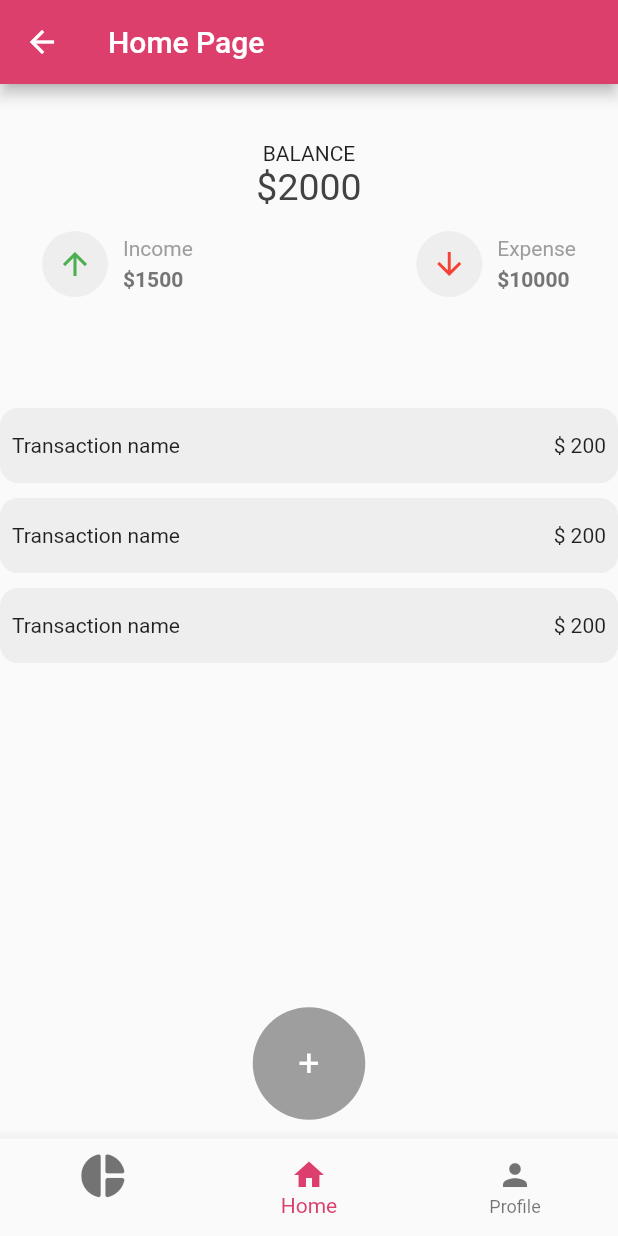
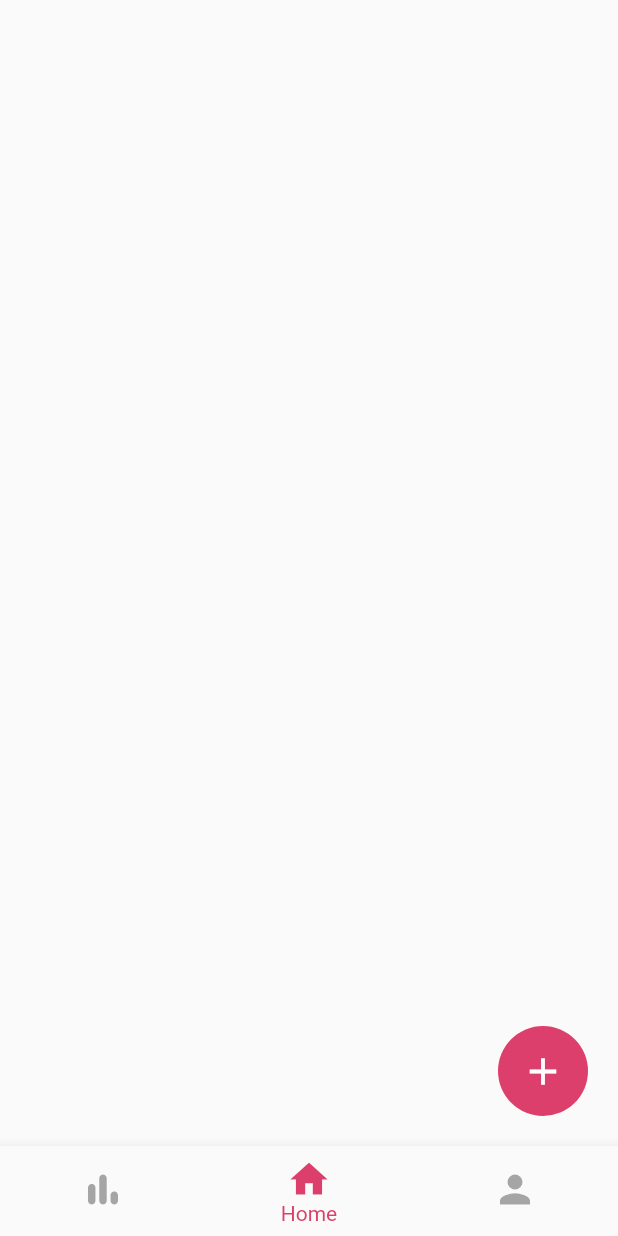
Before and after one commit to bikraj2/Kharcha, a Flutter app: the HomeScreen screen opened directly, item 2 of the bottom bar chosen, on a phone screen of 412 x 824 dp. Run offline on Flutter 3.47's test engine with Material 2 defaults, Android fonts, the phone set to English and light mode, and no system bars; our stand-ins replace dio, fluttertoast.

Commit message:
worked on home screen

```diff
--- a/lib/screens/hero_dialog_route.dart
+++ /dev/null
@@ -1,48 +0,0 @@
-import 'package:flutter/material.dart';
-
-/// {@template hero_dialog_route}
-/// Custom [PageRoute] that creates an overlay dialog (popup effect).
-///
-/// Best used with a [Hero] animation.
-/// {@endtemplate}
-class HeroDialogRoute<T> extends PageRoute<T> {
-  /// {@macro hero_dialog_route}
-  HeroDialogRoute({
-    required WidgetBuilder builder,
-    required RouteSettings settings,
-    bool fullscreenDialog = false,
-  })  : _builder = builder,
-        super(settings: settings, fullscreenDialog: fullscreenDialog);
-
-  final WidgetBuilder _builder;
-
-  @override
-  bool get opaque => false;
-
-  @override
-  bool get barrierDismissible => true;
-
-  @override
-  Duration get transitionDuration => const Duration(milliseconds: 300);
-
-  @override
-  bool get maintainState => true;
-
-  @override
-  Color get barrierColor => Colors.black54;
-
-  @override
-  Widget buildTransitions(BuildContext context, Animation<double> animation,
-      Animation<double> secondaryAnimation, Widget child) {
-    return child;
-  }
-
-  @override
-  Widget buildPage(BuildContext context, Animation<double> animation,
-      Animation<double> secondaryAnimation) {
-    return _builder(context);
-  }
-
-  @override
-  String get barrierLabel => 'Popup dialog open';
-}
--- a/lib/screens/home_page.dart
+++ /dev/null
@@ -1,154 +0,0 @@
-import 'package:demo2/screens/top_card.dart';
-import 'package:flutter/material.dart';
-import 'package:pie_chart/pie_chart.dart';
-
-import '../theme/theme.dart';
-
-class HomeScreen extends StatefulWidget {
-  HomeScreen({Key? key}) : super(key: key);
-  @override
-  State<HomeScreen> createState() => _HomeScreenState();
-}
-
-class _HomeScreenState extends State<HomeScreen> {
-  int _currentIndex = 0;
-  final tabs = [
-    const Center(
-      child: Text('Graphs'),
-    ),
-    Column(children: [
-      SizedBox(
-        height: 10,
-      ),
-      TopNewCard(),
-      Expanded(
-          child: Container(
-        child: Center(
-            child: Column(
-          children: [
-            SizedBox(
-              height: 10,
-            ),
-            ClipRRect(
-                borderRadius: BorderRadius.circular(12),
-                child: Container(
-                  padding: EdgeInsets.all(8),
-                  color: Colors.grey[200],
-                  height: 50,
-                  child: Center(
-                      child: Row(
-                    mainAxisAlignment: MainAxisAlignment.spaceBetween,
-                    children: [
-                      Text('Transaction name'),
-                      Text('\$ 200'),
-                    ],
-                  )),
-                )),
-            SizedBox(
-              height: 10,
-            ),
-            ClipRRect(
-                borderRadius: BorderRadius.circular(12),
-                child: Container(
-                  padding: EdgeInsets.all(8),
-                  color: Colors.grey[200],
-                  height: 50,
-                  child: Center(
-                      child: Row(
-                    mainAxisAlignment: MainAxisAlignment.spaceBetween,
-                    children: [
-                      Text('Transaction name'),
-                      Text('\$ 200'),
-                    ],
-                  )),
-                )),
-            SizedBox(
-              height: 10,
-            ),
-            ClipRRect(
-                borderRadius: BorderRadius.circular(12),
-                child: Container(
-                  padding: EdgeInsets.all(8),
-                  color: Colors.grey[200],
-                  height: 50,
-                  child: Center(
-                      child: Row(
-                    mainAxisAlignment: MainAxisAlignment.spaceBetween,
-                    children: [
-                      Text('Transaction name'),
-                      Text('\$ 200'),
-                    ],
-                  )),
-                ))
-          ],
-        )),
-      )),
-      Container(
-          height: 100,
-          child: Center(
-              child: Container(
-                  padding: EdgeInsets.all(10),
-                  alignment: Alignment.bottomCenter,
-                  height: 75,
-                  width: 75,
-                  decoration: BoxDecoration(
-                    color: Colors.grey[500],
-                    shape: BoxShape.circle,
-                  ),
-                  child: Center(
-                    child: Text(
-                      '+',
-                      style: TextStyle(color: Colors.white, fontSize: 25),
-                    ),
-                  )))),
-    ]),
-    Center(
-        child: Column(
-      children: [
-        Container(
-          color: AppTheme.colors.tertiarycolor,
-          padding: const EdgeInsets.all(10),
-          child: const Image(
-            image: AssetImage("assetss/images/profile.png"),
-          ),
-        ),
-      ],
-    )),
-  ];
-  @override
-  Widget build(BuildContext context) {
-    return Scaffold(
-      appBar: AppBar(
-        title: const Text("Home Page"),
-      ),
-      body: tabs[_currentIndex],
-      bottomNavigationBar: BottomNavigationBar(
-        currentIndex: _currentIndex,
-        showSelectedLabels: true,
-        showUnselectedLabels: true,
-        items: const [
-          BottomNavigationBarItem(
-            icon: Icon(
-              Icons.pie_chart_rounded,
-              size: 35,
-            ),
-            label: '',
-          ),
-          BottomNavigationBarItem(
-            icon: Icon(Icons.home),
-            label: 'Home',
-          ),
-          BottomNavigationBarItem(
-            icon: Icon(Icons.person),
-            label: 'Profile',
-          ),
-        ],
-        onTap: (index) {
-          setState(() {
-            _currentIndex = index;
-          });
-        },
-      ),
-    );
-  }
-}
--- /dev/null
+++ b/lib/screens/home_screen.dart
@@ -0,0 +1,48 @@
+import 'package:demo2/screens/pages/graphs_page.dart';
+import 'package:demo2/screens/pages/home_page.dart';
+import 'package:demo2/screens/pages/profile_page.dart';
+import 'package:demo2/theme/theme.dart';
+import 'package:flutter/material.dart';
+import 'pages/home_page.dart';
+
+class HomeScreen extends StatefulWidget {
+  const HomeScreen({Key? key}) : super(key: key);
+
+  @override
+  _HomeScreenState createState() => _HomeScreenState();
+}
+
+class _HomeScreenState extends State<HomeScreen> {
+  int currentIndex = 0;
+  final screens = [const GraphsPage(), const HomePage(), const ProfilePage()];
+  @override
+  Widget build(BuildContext context) => Scaffold(
+        body: screens[currentIndex],
+        bottomNavigationBar: BottomNavigationBar(
+          type: BottomNavigationBarType.fixed,
+          selectedItemColor: AppTheme.colors.basecolor,
+          unselectedItemColor: const Color.fromARGB(137, 92, 91, 91),
+          showUnselectedLabels: false,
+          iconSize: 30,
+          currentIndex: currentIndex,
+          onTap: (index) => setState(() => currentIndex = index),
+          items: const [
+            BottomNavigationBarItem(
+              icon: Icon(Icons.bar_chart_rounded),
+              label: 'Charts',
+              // backgroundColor: AppTheme.colors.basecolor,
+            ),
+            BottomNavigationBarItem(
+              icon: Icon(Icons.home),
+              label: 'Home',
+              // backgroundColor: AppTheme.colors.basecolor,
+            ),
+            BottomNavigationBarItem(
+              icon: Icon(Icons.person),
+              label: 'Profile',
+              // backgroundColor: AppTheme.colors.basecolor,
+            ),
+          ],
+        ),
+      );
+}
--- a/lib/screens/login_screen.dart
+++ b/lib/screens/login_screen.dart
@@ -1,7 +1,7 @@
 import 'package:demo2/screens/rough.dart';
 import 'package:flutter/material.dart';
 import 'home.dart';
-import 'home_page.dart';
+import 'home_screen.dart';
 
 class LoginScreen extends StatelessWidget {
   const LoginScreen({Key? key}) : super(key: key);
--- /dev/null
+++ b/lib/screens/pages/add_expenses.dart
@@ -0,0 +1,15 @@
+import 'package:flutter/material.dart';
+
+class AddExpenses extends StatefulWidget {
+  const AddExpenses({Key? key}) : super(key: key);
+
+  @override
+  _AddExpensesState createState() => _AddExpensesState();
+}
+
+class _AddExpensesState extends State<AddExpenses> {
+  @override
+  Widget build(BuildContext context) {
+    return Container();
+  }
+}
--- /dev/null
+++ b/lib/screens/pages/graphs_page.dart
@@ -0,0 +1,16 @@
+import 'package:flutter/material.dart';
+class GraphsPage extends StatefulWidget {
+  const GraphsPage({ Key? key }) : super(key: key);
+
+  @override
+  _GraphsPageState createState() => _GraphsPageState();
+}
+
+class _GraphsPageState extends State<GraphsPage> {
+  @override
+  Widget build(BuildContext context) {
+    return Container(
+
+    );
+  }
+}
--- /dev/null
+++ b/lib/screens/pages/home_page.dart
@@ -0,0 +1,28 @@
+import 'package:demo2/screens/pages/add_expenses.dart';
+import 'package:demo2/theme/theme.dart';
+import 'package:flutter/material.dart';
+
+class HomePage extends StatefulWidget {
+  const HomePage({Key? key}) : super(key: key);
+
+  @override
+  _HomePageState createState() => _HomePageState();
+}
+
+class _HomePageState extends State<HomePage> {
+  @override
+  Widget build(BuildContext context) => Scaffold(
+      body: Container(
+          padding: EdgeInsets.all(20),
+          alignment: Alignment.bottomRight,
+          child: CircleAvatar(
+            backgroundColor: AppTheme.colors.basecolor,
+            radius: 30,
+            child: IconButton(
+              onPressed: () {},
+              icon: Icon(Icons.add),
+              color: AppTheme.colors.tertiarycolor,
+              iconSize: 30,
+            ),
+          )));
+}
--- /dev/null
+++ b/lib/screens/pages/profile_page.dart
@@ -0,0 +1,16 @@
+import 'package:flutter/material.dart';
+class ProfilePage extends StatefulWidget {
+  const ProfilePage({ Key? key }) : super(key: key);
+
+  @override
+  _ProfilePageState createState() => _ProfilePageState();
+}
+
+class _ProfilePageState extends State<ProfilePage> {
+  @override
+  Widget build(BuildContext context) {
+    return Container(
+
+    );
+  }
+}
--- a/lib/theme/color.dart
+++ b/lib/theme/color.dart
@@ -3,7 +3,7 @@ import 'package:flutter/material.dart';
 class AppColors {
   final basecolor = const Color.fromARGB(255, 220, 63, 107);
   final secondarycolor = const Color.fromARGB(255, 35, 45, 64);
-  final tertiarycolor = const Color.fromARGB(0, 243, 237, 237);
+  final tertiarycolor = const Color.fromARGB(255, 255, 255, 255);
   final boxcolor = const Color.fromARGB(0, 216, 205, 205);
   const AppColors();
 }
--- a/pubspec.yaml
+++ b/pubspec.yaml
@@ -34,6 +34,9 @@ dependencies:
   flutter_map: ^2.1.0
   bubbled_navigation_bar: ^0.0.4
   pie_chart: ^5.3.2
+  custom_navigation_bar: ^0.8.2
+  flutter_icons: ^1.1.0
+  dot_navigation_bar: ^1.0.1+4
 
   # The following adds the Cupertino Icons font to your application.
   # Use with the CupertinoIcons class for iOS style icons.
```
Also changed, not shown: lib/screens/add_todo_button.dart (deleted, +0 -119 lines), lib/screens/custom_rect_tween.dart (deleted, +0 -27 lines), pubspec.lock.
